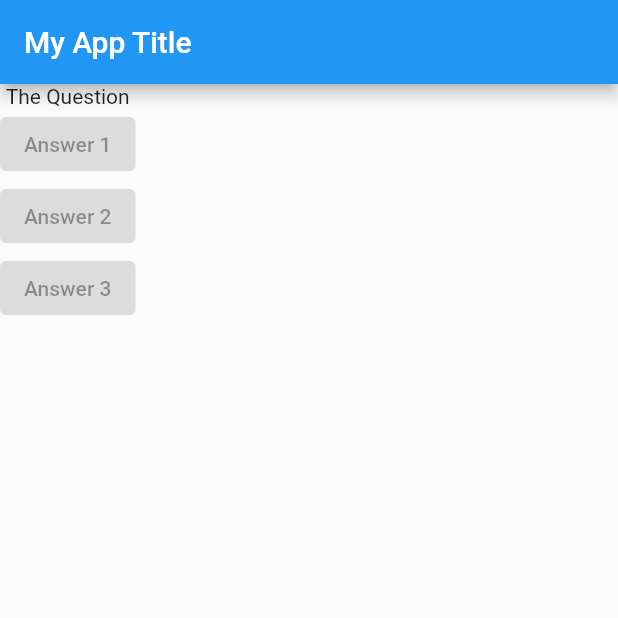
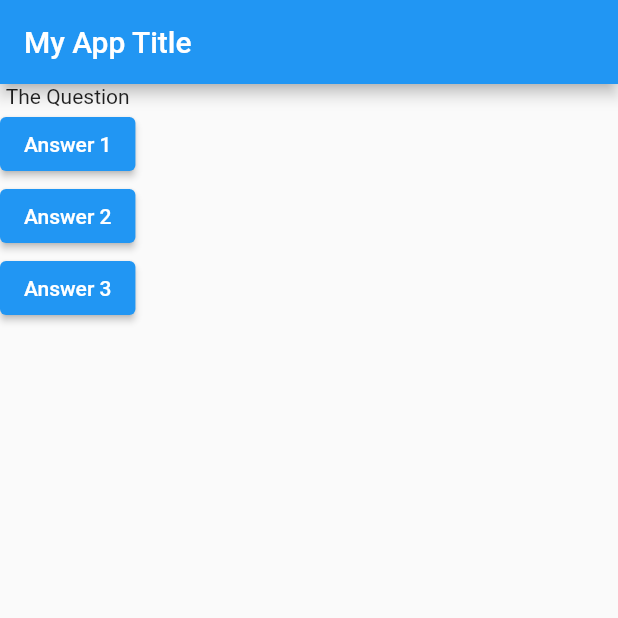
Before and after one commit to atocodes/geez_nums_android, a Flutter app: the screen it shows after launch, on a phone screen of 412 x 824 dp, the top half of it. Run offline on Flutter 3.47's test engine with Material 2 defaults, Android fonts, the phone set to English and light mode, and no system bars.

Commit message:
connecting function

```diff
--- a/lib/main.dart
+++ b/lib/main.dart
@@ -3,6 +3,11 @@ import 'package:flutter/material.dart';
 void main() => runApp(MyApp());
 
 class MyApp extends StatelessWidget {
+
+  void answerQuestion(){
+    print('answer chosen');
+  }
+
   @override
   Widget build(BuildContext context) {
     List<String> questions = [
@@ -13,14 +18,20 @@ class MyApp extends StatelessWidget {
         home: Scaffold(
       // Scaffold Creates a basic window fit for device
       appBar: AppBar(
-        title: Text("My App Title"),
+        title: const Text("My App Title"),
       ),
-      body: const Column(
+      body: Column(
         children: [
           Text("The Question"),
-          ElevatedButton(child: Text('Answer 1'), onPressed: null),
-          ElevatedButton(child: Text('Answer 2'), onPressed: null),
-          ElevatedButton(child: Text('Answer 3'), onPressed: null),
+          ElevatedButton(
+            child: Text('Answer 1'),
+            onPressed: answerQuestion),
+          ElevatedButton(
+            child: Text('Answer 2'),
+            onPressed: answerQuestion),
+          ElevatedButton(
+            child: Text('Answer 3'),
+            onPressed: answerQuestion),
         ],
       ),
     ));
```
